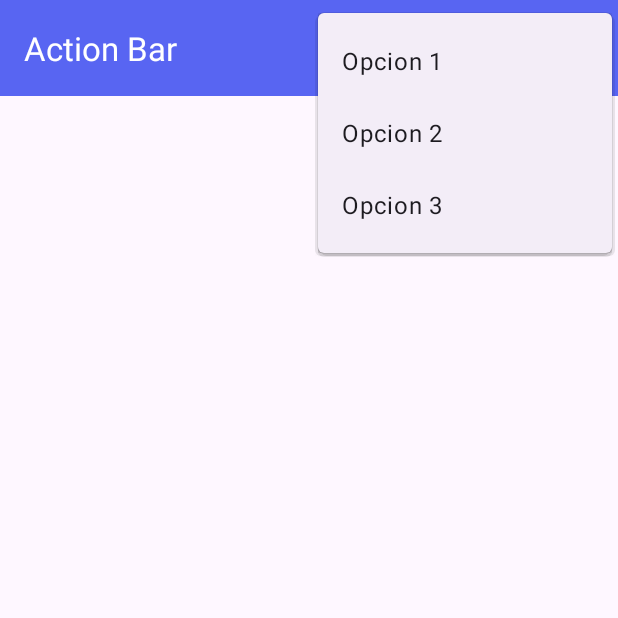
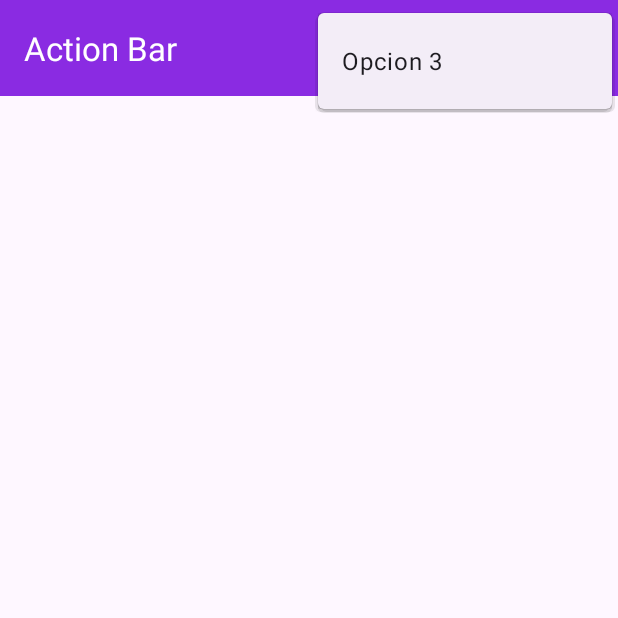
Before and after one commit to rodrigovelasquez2/Todo-en-uno-APP_Rodvels2002, an Android app: the MenuOverFLow screen opened directly, with no data from a screen before it, with the options menu open, on a phone screen of 412 x 824 dp, the top half of it. Run offline under Robolectric (Android 15) with nearby library versions, the phone set to English and light mode, and no system bars.

Commit message:
feat:  Botones de accion en el menu overflow
Action bar

commitLint

```diff
--- a/app/src/main/res/layout/activity_menu_over_flow.xml
+++ b/app/src/main/res/layout/activity_menu_over_flow.xml
@@ -12,7 +12,7 @@
         android:id="@+id/toolbar"
         android:layout_width="match_parent"
         android:layout_height="wrap_content"
-        android:background="@color/discord"
+        android:background="@color/violeta"
         app:title="Action Bar"
         app:titleTextColor="@color/white" />
 
--- a/app/src/main/res/menu/overflow_menu.xml
+++ b/app/src/main/res/menu/overflow_menu.xml
@@ -3,12 +3,16 @@
     xmlns:app="http://schemas.android.com/apk/res-auto">
 
     <item
-        android:id="@+id/item1"
-        android:title="@string/app_opcion1" />
+        android:id="@+id/item1_agregar"
+        android:icon="@drawable/icon_boton_agregar"
+        android:title="@string/app_opcion1"
+        app:showAsAction="always" />
     <item
-        android:id="@+id/item2"
-        android:title="@string/app_opcion2" />
+        android:id="@+id/item2_delete"
+        android:icon="@drawable/icon_boton_delete"
+        android:title="@string/app_opcion2"
+        app:showAsAction="always" />
     <item
-        android:id="@+id/item3"
+        android:id="@+id/item3_actionBar"
         android:title="@string/app_opcion3" />
 </menu>
```
Also changed, not shown: app/src/main/java/com/velasquez/todoenuno/MenuOverFLow.java (+8 -7 lines), app/src/main/res/drawable/icon_boton_agregar.png (added), app/src/main/res/drawable/icon_boton_delete.png (added), app/src/main/res/drawable/icon_boton_save.png (added), gradle.properties (line endings or trailing spaces).
